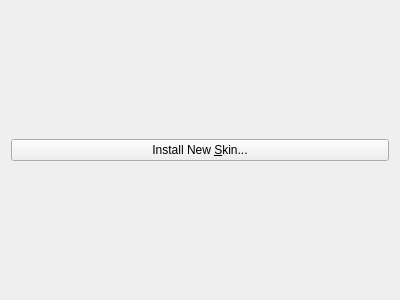
Old version of the form src/FcitxSkinPage.ui in the repository fcitx/fcitx5-configtool.
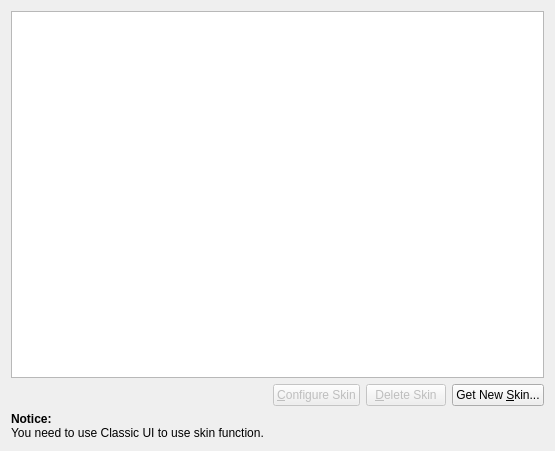
New version of the form. Custom widgets are drawn as their Qt base class.

Commit message: add skin management.

```diff
--- a/src/FcitxSkinPage.ui
+++ b/src/FcitxSkinPage.ui
@@ -6,8 +6,8 @@
    <rect>
     <x>0</x>
     <y>0</y>
-    <width>400</width>
-    <height>300</height>
+    <width>555</width>
+    <height>451</height>
    </rect>
   </property>
   <property name="windowTitle">
@@ -15,9 +15,61 @@
   </property>
   <layout class="QVBoxLayout" name="verticalLayout_2">
    <item>
-    <widget class="KPushButton" name="installSkinButton">
+    <widget class="QListView" name="skinView"/>
+   </item>
+   <item>
+    <layout class="QHBoxLayout" name="horizontalLayout">
+     <item>
+      <spacer name="horizontalSpacer">
+       <property name="orientation">
+        <enum>Qt::Horizontal</enum>
+       </property>
+       <property name="sizeHint" stdset="0">
+        <size>
+         <width>40</width>
+         <height>20</height>
+        </size>
+       </property>
+      </spacer>
+     </item>
+     <item>
+      <widget class="KPushButton" name="configureSkinButton">
+       <property name="enabled">
+        <bool>false</bool>
+       </property>
+       <property name="text">
+        <string>&amp;Configure Skin</string>
+       </property>
+      </widget>
+     </item>
+     <item>
+      <widget class="KPushButton" name="deleteSkinButton">
+       <property name="enabled">
+        <bool>false</bool>
+       </property>
+       <property name="text">
+        <string>&amp;Delete Skin</string>
+       </property>
+      </widget>
+     </item>
+     <item>
+      <widget class="KPushButton" name="installSkinButton">
+       <property name="text">
+        <string>Get New &amp;Skin...</string>
+       </property>
+      </widget>
+     </item>
+    </layout>
+   </item>
+   <item>
+    <widget class="QLabel" name="label">
      <property name="text">
-      <string>Install New &amp;Skin...</string>
+      <string>&lt;!DOCTYPE HTML PUBLIC &quot;-//W3C//DTD HTML 4.0//EN&quot; &quot;http://www.w3.org/TR/REC-html40/strict.dtd&quot;&gt;
+&lt;html&gt;&lt;head&gt;&lt;meta name=&quot;qrichtext&quot; content=&quot;1&quot; /&gt;&lt;style type=&quot;text/css&quot;&gt;
+p, li { white-space: pre-wrap; }
+&lt;/style&gt;&lt;/head&gt;&lt;body style=&quot; font-family:'Sans Serif'; font-size:9pt; font-weight:400; font-style:normal;&quot;&gt;
+&lt;p style=&quot; margin-top:0px; margin-bottom:0px; margin-left:0px; margin-right:0px; -qt-block-indent:0; text-indent:0px;&quot;&gt;&lt;span style=&quot; font-weight:600;&quot;&gt;Notice:&lt;/span&gt;&lt;/p&gt;
+&lt;p style=&quot; margin-top:0px; margin-bottom:0px; margin-left:0px; margin-right:0px; -qt-block-indent:0; text-indent:0px;&quot;&gt;You need to use Classic UI to use skin function.&lt;/p&gt;&lt;/body&gt;&lt;/html&gt;</string>
      </property>
     </widget>
    </item>
```
The commit also changes 11 other files.
